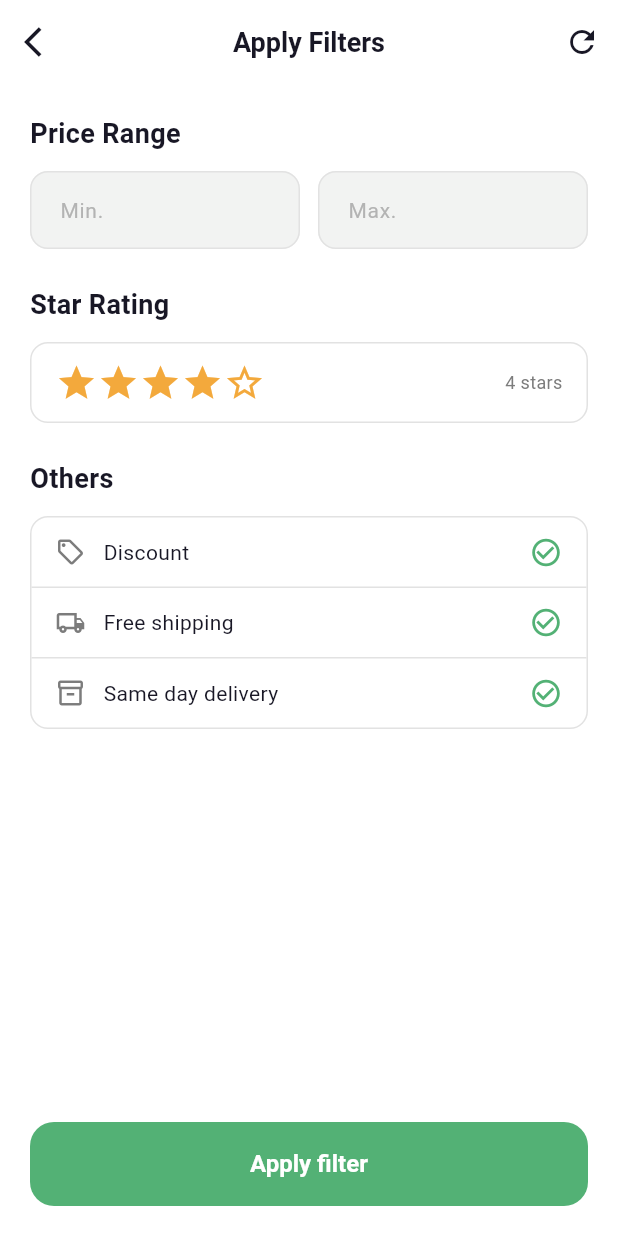
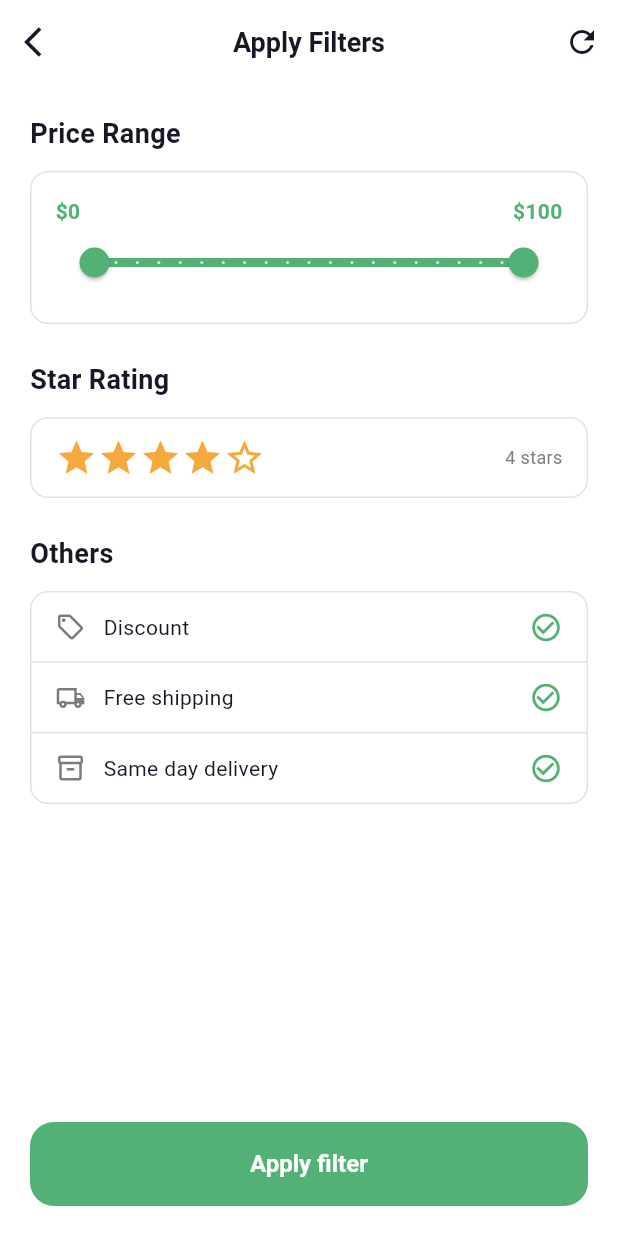
Before and after one commit to Souro-v/big_cart, a Flutter app: the FilterScreen screen opened by its route, on a phone screen of 412 x 824 dp. Run offline on Flutter 3.47's test engine with Material 3 defaults, Android fonts, the light colour scheme and no system bars; our stand-ins replace app_links, cached_network_image, cloud_firestore, connectivity_plus, firebase_analytics, firebase_auth and 12 more; accounts and stored records are empty; network calls fail; Roboto replaces fonts that are missing (Gilroy).

Commit message:
price range slider

```diff
--- a/lib/screens/home/filter_screen.dart
+++ b/lib/screens/home/filter_screen.dart
@@ -1,4 +1,6 @@
 import 'package:flutter/material.dart';
+import 'package:provider/provider.dart';
+import '../../providers/product_provider.dart';
 import '../../utils/app_colors.dart';
 import '../../utils/app_text_styles.dart';
 import '../../widgets/custom_button.dart';
@@ -11,19 +13,12 @@ class FilterScreen extends StatefulWidget {
 }
 
 class _FilterScreenState extends State<FilterScreen> {
-  final _minController = TextEditingController();
-  final _maxController = TextEditingController();
   int _selectedRating = 4;
-  bool _discount      = true;
-  bool _freeShipping  = true;
+  bool _discount = true;
+  bool _freeShipping = true;
   bool _sameDayDelivery = true;
-
-  @override
-  void dispose() {
-    _minController.dispose();
-    _maxController.dispose();
-    super.dispose();
-  }
+  RangeValues _priceRange = const RangeValues(0, 100);
+  static const double _maxPriceLimit = 100;
 
   @override
   Widget build(BuildContext context) {
@@ -39,12 +34,12 @@ class _FilterScreenState extends State<FilterScreen> {
           IconButton(
             icon: const Icon(Icons.refresh, color: AppColors.textDark),
             onPressed: () => setState(() {
-              _minController.clear();
-              _maxController.clear();
-              _selectedRating  = 4;
-              _discount        = true;
-              _freeShipping    = true;
-              _sameDayDelivery = true;
+              _priceRange = const RangeValues(0, 100);
+              _selectedRating = 0;
+              _discount = false;
+              _freeShipping = false;
+              _sameDayDelivery = false;
+              context.read<ProductProvider>().clearFilter();
             }),
           ),
         ],
@@ -57,24 +52,45 @@ class _FilterScreenState extends State<FilterScreen> {
             // Price Range
             Text('Price Range', style: AppTextStyles.heading3),
             const SizedBox(height: 12),
+            Container(
+              padding: const EdgeInsets.all(16),
+              decoration: BoxDecoration(
+                color: AppColors.white,
+                borderRadius: BorderRadius.circular(12),
+                border: Border.all(color: AppColors.border),
+              ),
+              child: Column(
+                children: [
                   Row(
+                    mainAxisAlignment: MainAxisAlignment.spaceBetween,
                     children: [
-                Expanded(
-                  child: TextFormField(
-                    controller: _minController,
-                    keyboardType: TextInputType.number,
-                    decoration: const InputDecoration(hintText: 'Min.'),
+                      Text(
+                        '\$${_priceRange.start.toStringAsFixed(0)}',
+                        style: AppTextStyles.bodyMedium.copyWith(
+                          color: AppColors.primary,
+                          fontWeight: FontWeight.bold,
                         ),
                       ),
-                const SizedBox(width: 12),
-                Expanded(
-                  child: TextFormField(
-                    controller: _maxController,
-                    keyboardType: TextInputType.number,
-                    decoration: const InputDecoration(hintText: 'Max.'),
+                      Text(
+                        '\$${_priceRange.end.toStringAsFixed(0)}',
+                        style: AppTextStyles.bodyMedium.copyWith(
+                          color: AppColors.primary,
+                          fontWeight: FontWeight.bold,
                         ),
                       ),
                     ],
+                  ),
+                  RangeSlider(
+                    values: _priceRange,
+                    min: 0,
+                    max: _maxPriceLimit,
+                    divisions: 20,
+                    activeColor: AppColors.primary,
+                    inactiveColor: AppColors.border,
+                    onChanged: (values) => setState(() => _priceRange = values),
+                  ),
+                ],
+              ),
             ),
 
             const SizedBox(height: 24),
@@ -91,17 +107,22 @@ class _FilterScreenState extends State<FilterScreen> {
               ),
               child: Row(
                 children: [
-                  ...List.generate(5, (i) => GestureDetector(
+                  ...List.generate(
+                    5,
+                    (i) => GestureDetector(
                       onTap: () => setState(() => _selectedRating = i + 1),
                       child: Icon(
                         i < _selectedRating ? Icons.star : Icons.star_border,
                         color: const Color(0xFFF3A93C),
                         size: 28,
                       ),
-                  )),
+                    ),
+                  ),
                   const Spacer(),
-                  Text('$_selectedRating stars',
-                      style: AppTextStyles.bodySmall),
+                  Text(
+                    '$_selectedRating stars',
+                    style: AppTextStyles.bodySmall,
+                  ),
                 ],
               ),
             ),
@@ -147,7 +168,16 @@ class _FilterScreenState extends State<FilterScreen> {
 
             CustomButton(
               text: 'Apply filter',
-              onPressed: () => Navigator.pop(context),
+              onPressed: () {
+                context.read<ProductProvider>().applyFilter(
+                  minPrice: _priceRange.start > 0 ? _priceRange.start : null,
+                  maxPrice: _priceRange.end < _maxPriceLimit
+                      ? _priceRange.end
+                      : null,
+                  minRating: _selectedRating > 0 ? _selectedRating : null,
+                );
+                Navigator.pop(context);
+              },
             ),
           ],
         ),
@@ -177,15 +207,11 @@ class _FilterOption extends StatelessWidget {
         children: [
           Icon(icon, color: AppColors.textGrey, size: 20),
           const SizedBox(width: 12),
-          Expanded(
-            child: Text(label, style: AppTextStyles.bodyMedium),
-          ),
+          Expanded(child: Text(label, style: AppTextStyles.bodyMedium)),
           GestureDetector(
             onTap: () => onChanged(!value),
             child: Icon(
-              value
-                  ? Icons.check_circle_outline
-                  : Icons.radio_button_unchecked,
+              value ? Icons.check_circle_outline : Icons.radio_button_unchecked,
               color: value ? AppColors.primary : AppColors.textLight,
               size: 22,
             ),
--- a/pubspec.yaml
+++ b/pubspec.yaml
@@ -53,6 +53,7 @@ dependencies:
   firebase_analytics: ^11.3.3
   firebase_crashlytics: ^4.1.3
   app_links: ^6.3.2
+  confetti: ^0.7.0
 
 flutter_launcher_icons:
   android: true
```
Also changed, not shown: pubspec.lock. Lines whose indentation alone changed are shown as unchanged.
